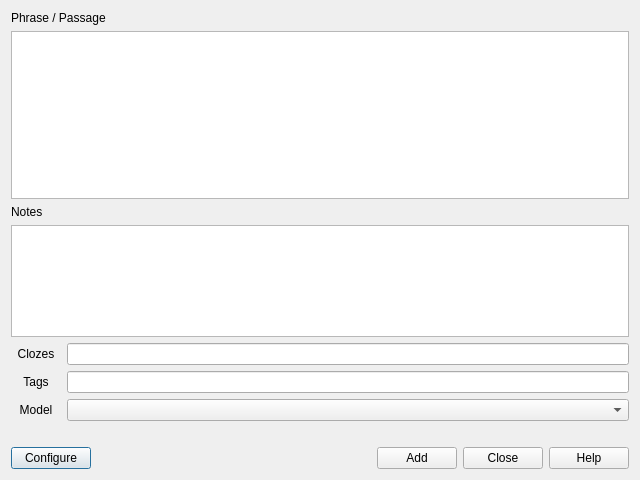
Qt form mcd/dlgAddMcd.ui (tarix/mcdsupport) before a commit.
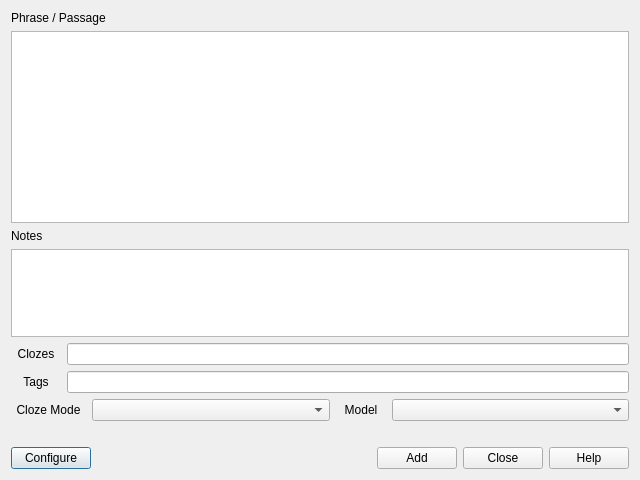
The same form after that commit. Custom widgets are drawn as their Qt base class.

Commit message: preliminary support for multiple cloze modes

```diff
--- a/mcd/dlgAddMcd.ui
+++ b/mcd/dlgAddMcd.ui
@@ -21,7 +21,7 @@
       <enum>QLayout::SetMinAndMaxSize</enum>
      </property>
      <item>
-      <layout class="QVBoxLayout" name="verticalLayout_2" stretch="0,6,0,4">
+      <layout class="QVBoxLayout" name="verticalLayout_2" stretch="0,0,0,4">
        <item>
         <widget class="QLabel" name="label">
          <property name="text">
@@ -139,7 +139,32 @@
      <item>
       <layout class="QHBoxLayout" name="horizontalLayout_4">
        <item>
-        <widget class="QLabel" name="tagslabel">
+        <widget class="QLabel" name="lblMode">
+         <property name="sizePolicy">
+          <sizepolicy hsizetype="Minimum" vsizetype="Preferred">
+           <horstretch>0</horstretch>
+           <verstretch>0</verstretch>
+          </sizepolicy>
+         </property>
+         <property name="maximumSize">
+          <size>
+           <width>75</width>
+           <height>16777215</height>
+          </size>
+         </property>
+         <property name="text">
+          <string>Cloze Mode</string>
+         </property>
+         <property name="alignment">
+          <set>Qt::AlignCenter</set>
+         </property>
+        </widget>
+       </item>
+       <item>
+        <widget class="QComboBox" name="cmbMode"/>
+       </item>
+       <item>
+        <widget class="QLabel" name="lblModel">
          <property name="sizePolicy">
           <sizepolicy hsizetype="Minimum" vsizetype="Preferred">
            <horstretch>0</horstretch>
```
The commit also changes 4 other files.
